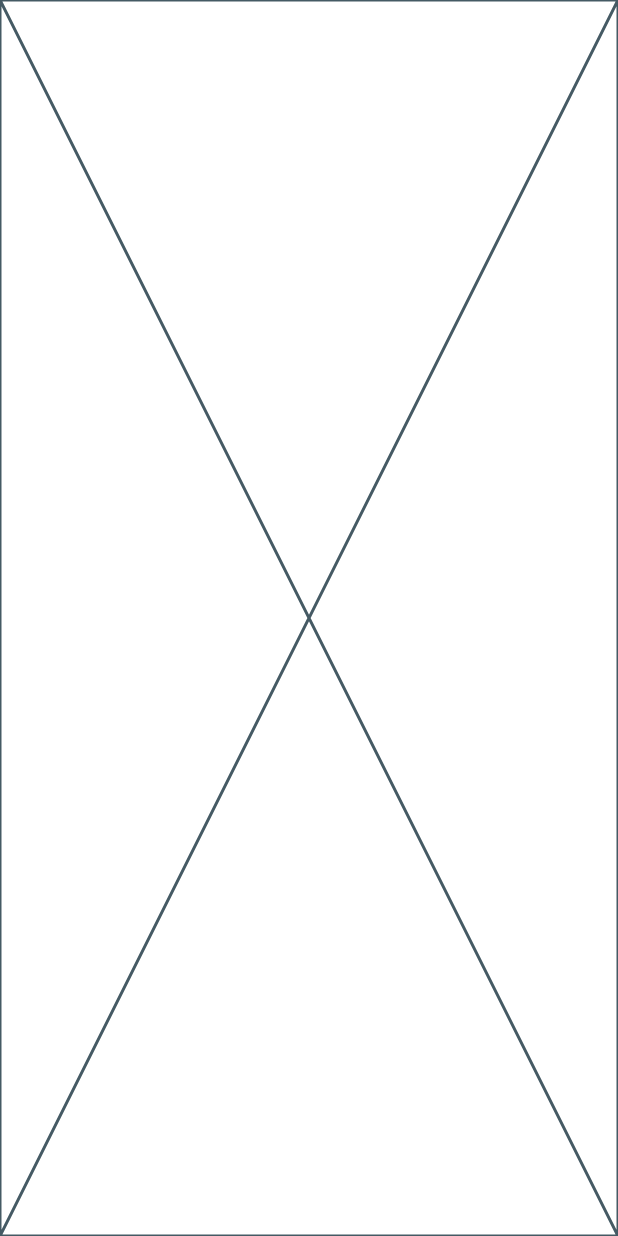
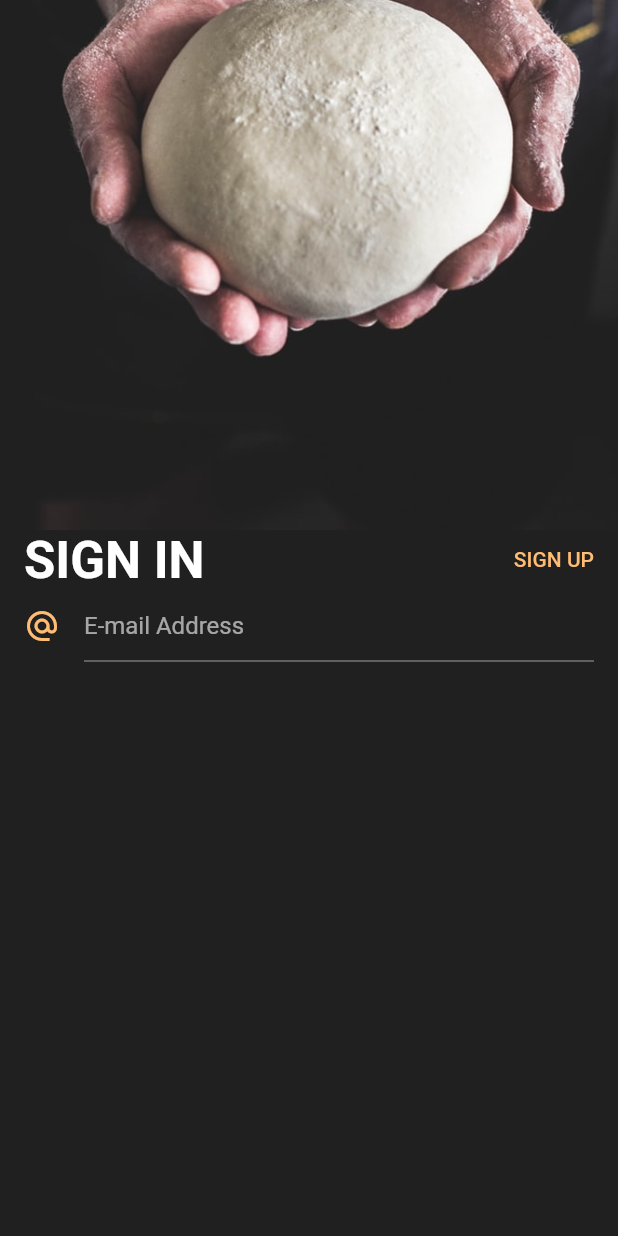
Before and after one commit to j-pcgoncalves/auth_screen, a Flutter app: the screen it shows after launch, after a tap on "START LEARNING", on a phone screen of 412 x 824 dp. Run offline on Flutter 3.47's test engine with Material 2 defaults, Android fonts, the phone set to English and light mode, and no system bars.

Commit message:
add email text field and info

```diff
--- a/lib/main.dart
+++ b/lib/main.dart
@@ -18,7 +18,7 @@ class MyApp extends StatelessWidget {
         primaryColor: kPrimaryColor,
         scaffoldBackgroundColor: kBackgroundColor,
         textTheme: const TextTheme(
-          displayMedium: TextStyle(
+          headlineMedium: TextStyle(
             color: Colors.white,
             fontWeight: FontWeight.bold,
           ),
--- a/lib/sign_in_screen.dart
+++ b/lib/sign_in_screen.dart
@@ -1,3 +1,4 @@
+import 'package:auth_screen/constants.dart';
 import 'package:flutter/material.dart';
 
 class SignInScreen extends StatelessWidget {
@@ -5,6 +6,64 @@ class SignInScreen extends StatelessWidget {
 
   @override
   Widget build(BuildContext context) {
-    return const Placeholder();
+    return Scaffold(
+      body: Column(
+        children: <Widget>[
+          Expanded(
+            flex: 3,
+            child: Container(
+              decoration: const BoxDecoration(
+                image: DecorationImage(
+                  image: AssetImage('assets/perosn.jpeg'),
+                  fit: BoxFit.cover,
+                  alignment: Alignment.bottomCenter,
+                ),
+              ),
+            ),
+          ),
+          Expanded(
+            flex: 4,
+            child: Padding(
+              padding: const EdgeInsets.symmetric(horizontal: 16),
+              child: Column(
+                children: <Widget>[
+                  Row(
+                    mainAxisAlignment: MainAxisAlignment.spaceBetween,
+                    children: <Widget>[
+                      Text(
+                        'SIGN IN',
+                        style: Theme.of(context).textTheme.headlineMedium,
+                      ),
+                      Text(
+                        'SIGN UP',
+                        style: Theme.of(context).textTheme.labelLarge,
+                      ),
+                    ],
+                  ),
+                  Row(
+                    crossAxisAlignment: CrossAxisAlignment.center,
+                    children: const <Widget>[
+                      Padding(
+                        padding: EdgeInsets.only(right: 16),
+                        child: Icon(
+                          Icons.alternate_email,
+                          color: kPrimaryColor,
+                        ),
+                      ),
+                      Expanded(
+                          child: TextField(
+                        decoration: InputDecoration(
+                          hintText: 'E-mail Address',
+                        ),
+                      ))
+                    ],
+                  )
+                ],
+              ),
+            ),
+          ),
+        ],
+      ),
+    );
   }
 }
```
